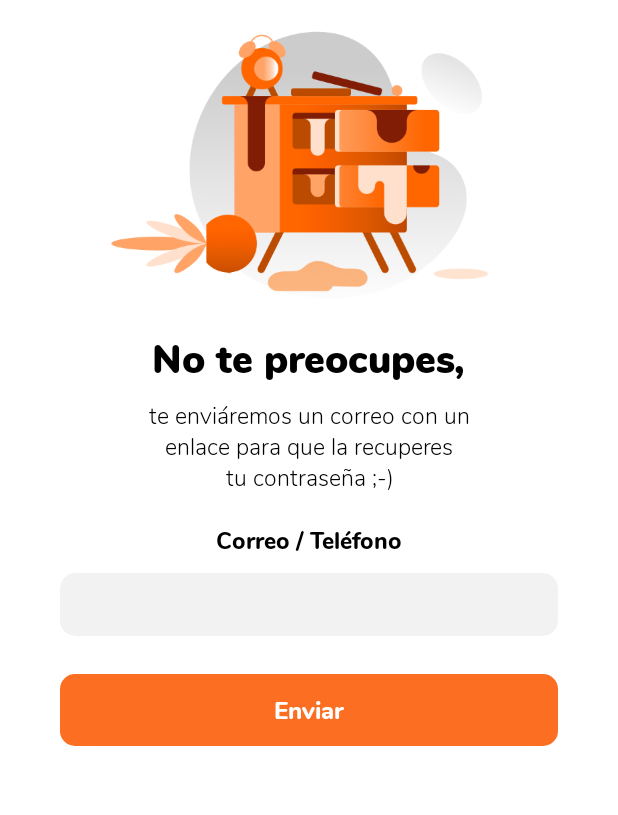
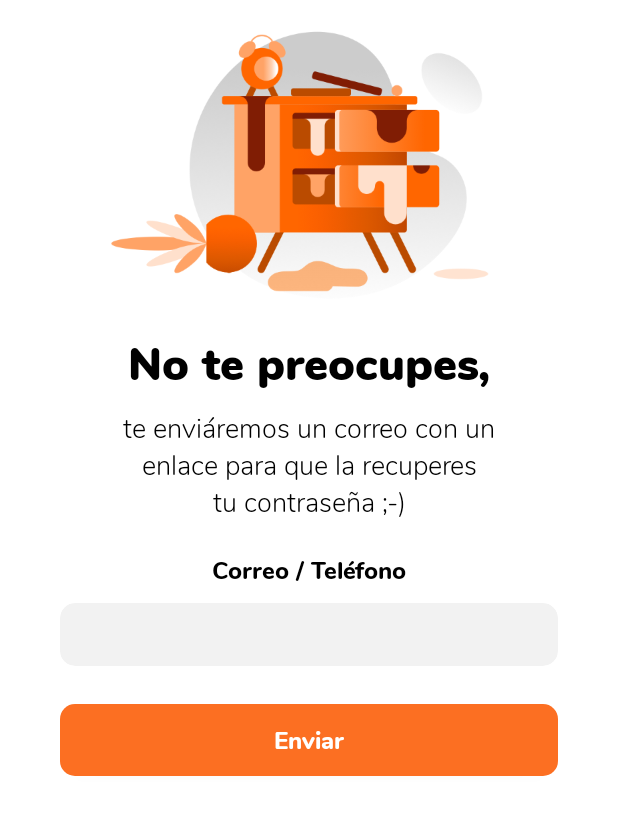
Before and after one commit to kissthbw/ShinShin-Android, an Android app: the RecuperarActivity screen opened directly, with no data from a screen before it, on a phone screen of 412 x 824 dp. Shown: the top 815 px of the screen. Run offline under Robolectric (Android 15) with nearby library versions, the phone set to English and light mode, and no system bars; our stand-ins replace RxJava, data binding; network calls fail.

Commit message:
feat: Recuperar contraseña
-Se agrega el servicio de recuperar contraseña
-Se modifica la vista de recueprar contraseña

```diff
--- a/app/src/main/java/com/supermarket/shingshing/network/ApiService.java
+++ b/app/src/main/java/com/supermarket/shingshing/network/ApiService.java
@@ -47,6 +47,10 @@ public interface ApiService {
     @Headers({"Content-type:application/json"})
     @POST("/usuarios/usuario/reenviar")
     Single<ResponseModel> reenviar(@Body JsonObject json);
+
+    @Headers({"Content-type:application/json"})
+    @POST("/usuarios/solicitarRestaurarPassword")
+    Single<ResponseModel> recuperarContrasena(@Body JsonObject json);
 
     @Headers({"Content-type:application/json"})
     @POST("/usuarios/usuario/actualizar")
--- a/app/src/main/java/com/supermarket/shingshing/recuperar/EnviadoActivity.java
+++ b/app/src/main/java/com/supermarket/shingshing/recuperar/EnviadoActivity.java
@@ -1,16 +1,19 @@
 package com.supermarket.shingshing.recuperar;
 
 import androidx.appcompat.app.AppCompatActivity;
+import androidx.databinding.DataBindingUtil;
 
 import android.os.Bundle;
 
 import com.supermarket.shingshing.R;
+import com.supermarket.shingshing.databinding.ActivityEnviadoBinding;
 
 public class EnviadoActivity extends AppCompatActivity {
 
     @Override
     protected void onCreate(Bundle savedInstanceState) {
         super.onCreate(savedInstanceState);
-        setContentView(R.layout.activity_enviado);
+        ActivityEnviadoBinding binding = DataBindingUtil.setContentView(this, R.layout.activity_enviado);
+        binding.btnEnviadoVale.setOnClickListener(v -> finish());
     }
 }
--- a/app/src/main/res/layout/activity_recuperar.xml
+++ b/app/src/main/res/layout/activity_recuperar.xml
@@ -32,7 +32,7 @@
             android:layout_marginTop="20dp"
             android:textColor="@android:color/black"
             android:fontFamily="@font/font_nunito_black"
-            android:textSize="26sp"
+            android:textSize="30sp"
             android:text="@string/recuperar_title"
             app:layout_constraintTop_toBottomOf="@+id/ivRecuperarImagen"
             app:layout_constraintStart_toStartOf="parent"
@@ -45,7 +45,7 @@
             android:layout_marginTop="8dp"
             android:textColor="@android:color/black"
             android:fontFamily="@font/font_nunito_light"
-            android:textSize="15sp"
+            android:textSize="18sp"
             android:gravity="center"
             android:text="@string/recuperar_msg"
             app:layout_constraintTop_toBottomOf="@+id/tvRecuperarTitulo"
@@ -57,7 +57,7 @@
             android:layout_width="wrap_content"
             android:layout_height="wrap_content"
             android:fontFamily="@font/font_nunito_extrabold"
-            android:textSize="15sp"
+            android:textSize="16sp"
             android:textColor="@android:color/black"
             android:text="@string/login_title_correo"
             android:layout_marginTop="20dp"
--- a/app/src/main/res/values/strings.xml
+++ b/app/src/main/res/values/strings.xml
@@ -16,6 +16,7 @@
     <string name="general_button_salir">Salir</string>
     <string name="general_msg_acepto">Acepto</string>
     <string name="general_msg_esperar">Por favor espere un momento...</string>
+    <string name="general_error">Ocurrió un error, intenta más tarde</string>
 
     <!--**************** Login ****************-->
     <string name="login_title_correo">Correo / Teléfono</string>
```
Also changed, not shown: app/src/main/java/com/supermarket/shingshing/recuperar/RecuperarActivity.java (+40 -2 lines), app/src/main/res/layout/activity_enviado.xml (+16 -33 lines).
